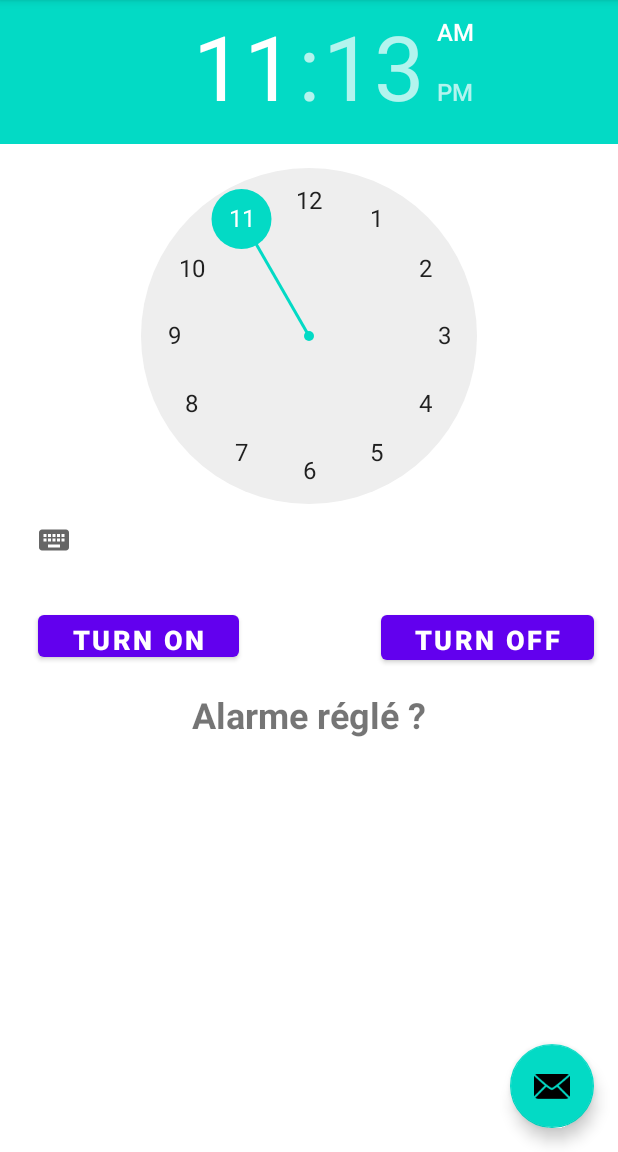
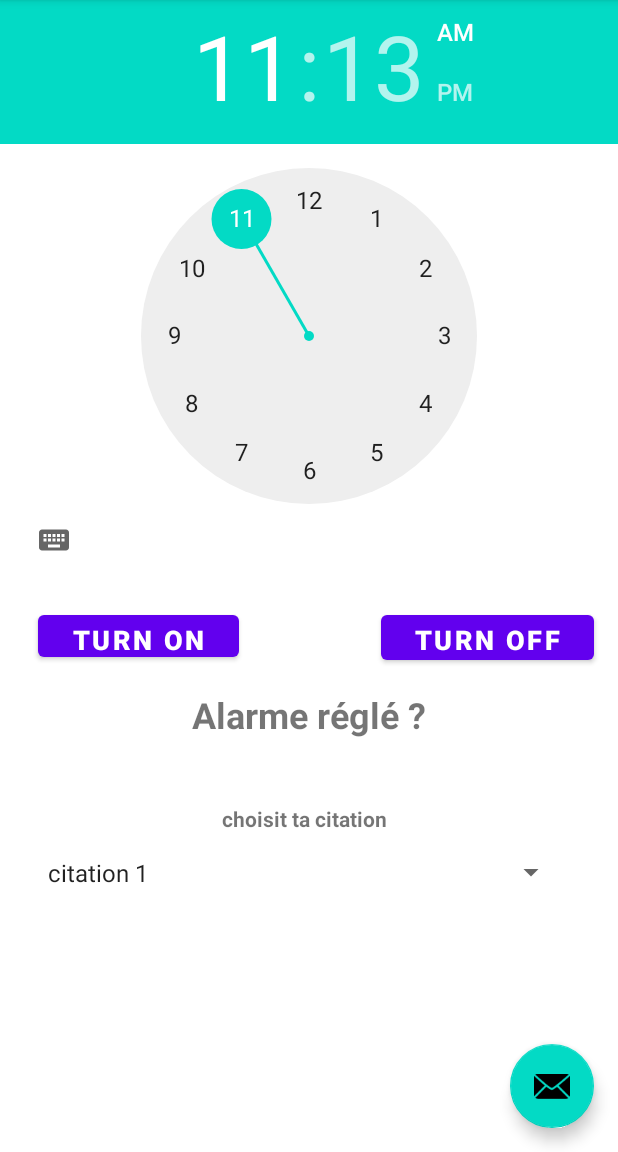
Before and after one commit to aruseus98/ProjetAlarmeV2, an Android app: the screen it shows after launch (MainActivity), on a phone screen of 412 x 824 dp, the part 84-1236 px from its top. Run offline under Robolectric (Android 15) with nearby library versions, the phone set to English and light mode, and no system bars.

Commit message:
ajout du spinner pour les citations

```diff
--- a/app/src/main/java/com/licence/projetalarme/MainActivity.java
+++ b/app/src/main/java/com/licence/projetalarme/MainActivity.java
@@ -16,13 +16,16 @@ import android.view.View;
 
 import android.view.Menu;
 import android.view.MenuItem;
+import android.widget.AdapterView;
+import android.widget.ArrayAdapter;
 import android.widget.Button;
+import android.widget.Spinner;
 import android.widget.TextView;
 import android.widget.TimePicker;
 
 import java.util.Calendar;
 
-public class MainActivity extends AppCompatActivity {
+public class MainActivity extends AppCompatActivity implements AdapterView.OnItemSelectedListener {
 
     //Pour faire notre alarme manager
     AlarmManager alarm_manager;
@@ -102,6 +105,18 @@ public class MainActivity extends AppCompatActivity {
             }
         });
 
+        //creation du spinner dans le main
+        Spinner spinner = (Spinner) findViewById(R.id.spinner_citation);
+        //creer une liste pour le spinner dans string.xml dans le dosssier layout
+        ArrayAdapter<CharSequence> adapter = ArrayAdapter.createFromResource(this,R.array.citation_array, android.R.layout.simple_spinner_item);
+        //spicifie élément du layout a utiliser
+        adapter.setDropDownViewResource(android.R.layout.simple_spinner_dropdown_item);
+        //applique au spinner
+        spinner.setAdapter(adapter);
+
+
+
+
         //Initialisation du bouton stop
         Button alarm_off = (Button) findViewById(R.id.alarm_off);
         //Création d'un onClick listener pour stopper l'alarme
@@ -150,4 +165,14 @@ public class MainActivity extends AppCompatActivity {
 
         return super.onOptionsItemSelected(item);
     }
+
+    @Override
+    public void onItemSelected(AdapterView<?> parent, View view, int position, long id) {
+
+    }
+
+    @Override
+    public void onNothingSelected(AdapterView<?> parent) {
+
+    }
 }
--- a/app/src/main/res/layout/content_main.xml
+++ b/app/src/main/res/layout/content_main.xml
@@ -1,6 +1,5 @@
 <?xml version="1.0" encoding="utf-8"?>
-<androidx.constraintlayout.widget.ConstraintLayout
-    xmlns:android="http://schemas.android.com/apk/res/android"
+<androidx.constraintlayout.widget.ConstraintLayout xmlns:android="http://schemas.android.com/apk/res/android"
     xmlns:app="http://schemas.android.com/apk/res-auto"
     xmlns:tools="http://schemas.android.com/tools"
     android:layout_width="match_parent"
@@ -24,7 +23,8 @@
         android:layout_height="40dp"
         android:layout_marginTop="20dp"
         android:clickable="true"
-        android:text="Turn on Alarm"
+        android:focusable="true"
+        android:text="@string/turn_on_alarm"
         android:textAlignment="center"
         android:textSize="18sp"
         android:textStyle="bold"
@@ -39,7 +39,8 @@
         android:layout_height="42dp"
         android:layout_marginTop="20dp"
         android:clickable="true"
-        android:text="Turn off Alarm"
+        android:focusable="true"
+        android:text="@string/turn_off_alarm"
         android:textAlignment="center"
         android:textSize="18sp"
         android:textStyle="bold"
@@ -50,11 +51,11 @@
 
     <TextView
         android:id="@+id/update_text"
-        android:layout_width="238dp"
-        android:layout_height="153dp"
+        android:layout_width="234dp"
+        android:layout_height="77dp"
         android:layout_below="@+id/alarm_on"
         android:layout_marginTop="16dp"
-        android:text="Alarme réglé ?"
+        android:text="@string/alarme_r_gl"
         android:textAlignment="center"
         android:textSize="24sp"
         android:textStyle="bold"
@@ -63,5 +64,28 @@
         app:layout_constraintStart_toStartOf="parent"
         app:layout_constraintTop_toBottomOf="@+id/alarm_on" />
 
+    <Spinner
+        android:id="@+id/spinner_citation"
+        android:layout_width="354dp"
+        android:layout_height="27dp"
+        android:layout_below="@+id/alarm_on"
+        android:layout_centerHorizontal="true"
+        android:layout_marginStart="24dp"
+        android:layout_marginTop="624dp"
+        android:visibility="visible"
+        app:layout_constraintStart_toStartOf="parent"
+        app:layout_constraintTop_toTopOf="parent" />
+
+    <TextView
+        android:id="@+id/textView_citation"
+        android:layout_width="wrap_content"
+        android:layout_height="wrap_content"
+        android:layout_marginStart="148dp"
+        android:layout_marginTop="592dp"
+        android:text="@string/choisit_ta_citation"
+        android:textStyle="bold"
+        app:layout_constraintStart_toStartOf="parent"
+        app:layout_constraintTop_toTopOf="parent" />
+
 
 </androidx.constraintlayout.widget.ConstraintLayout>
--- /dev/null
+++ b/app/src/main/res/layout/spinner.xml
@@ -0,0 +1,6 @@
+<?xml version="1.0" encoding="utf-8"?>
+<androidx.constraintlayout.widget.ConstraintLayout
+    xmlns:android="http://schemas.android.com/apk/res/android" android:layout_width="match_parent"
+    android:layout_height="match_parent">
+
+</androidx.constraintlayout.widget.ConstraintLayout>
--- a/app/src/main/res/values/strings.xml
+++ b/app/src/main/res/values/strings.xml
@@ -10,4 +10,16 @@
     <string name="hello_first_fragment">Hello first fragment</string>
     <string name="hello_second_fragment">Hello second fragment. Arg: %1$s</string>
     <string name="default_notification_channel_id" />
+    <string name="turn_on_alarm">Turn on Alarm</string>
+    <string name="turn_off_alarm">Turn off Alarm</string>
+    <string name="alarme_r_gl">Alarme réglé ?</string>
+    <string name="choisit_ta_citation">choisit ta citation</string>
+
+    <!-- les citation qu'on choisit -->
+    <string-array name="citation_array">
+        <item>citation 1</item>
+        <item>citation 2</item>
+        <item>citation 3</item>
+    </string-array>
+
 </resources>
```
Also changed, not shown: app/src/main/java/com/licence/projetalarme/RingtonePlayingService.java (+3 -23 lines).
